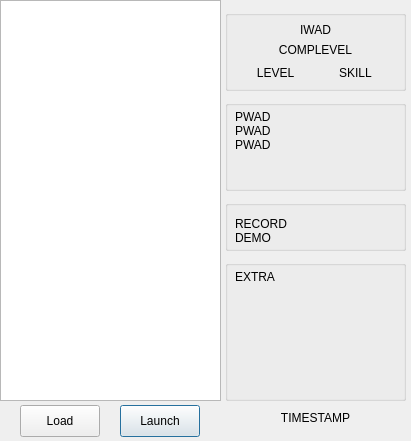
Qt form src/historylist.ui (Pedro-Beirao/dsda-launcher) before a commit.
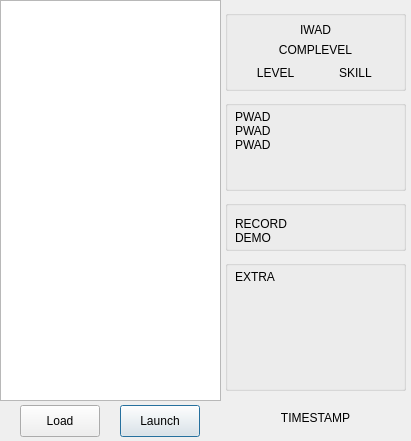
The same form after that commit.

The edit to the form file:
```diff
--- a/src/historylist.ui
+++ b/src/historylist.ui
@@ -227,7 +227,7 @@
      <x>225</x>
      <y>260</y>
      <width>181</width>
-     <height>141</height>
+     <height>131</height>
     </rect>
    </property>
    <property name="title">
@@ -239,7 +239,7 @@
       <x>10</x>
       <y>10</y>
       <width>161</width>
-      <height>121</height>
+      <height>111</height>
      </rect>
     </property>
     <property name="text">
```
